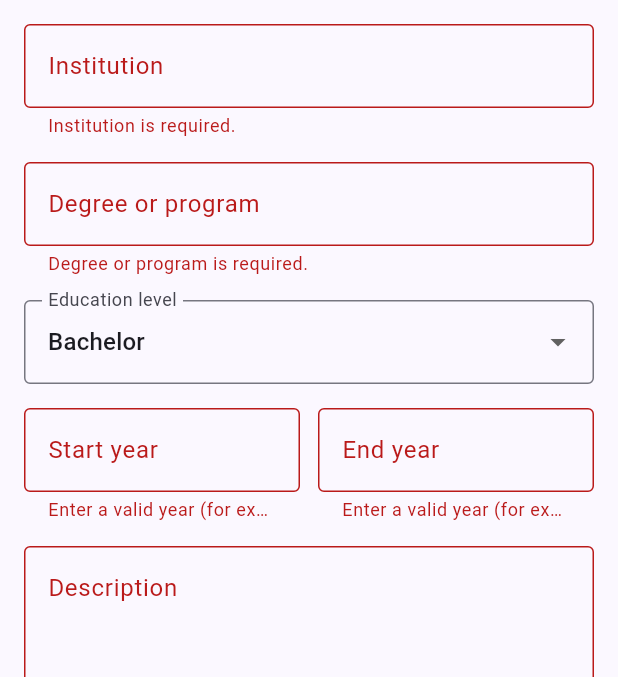
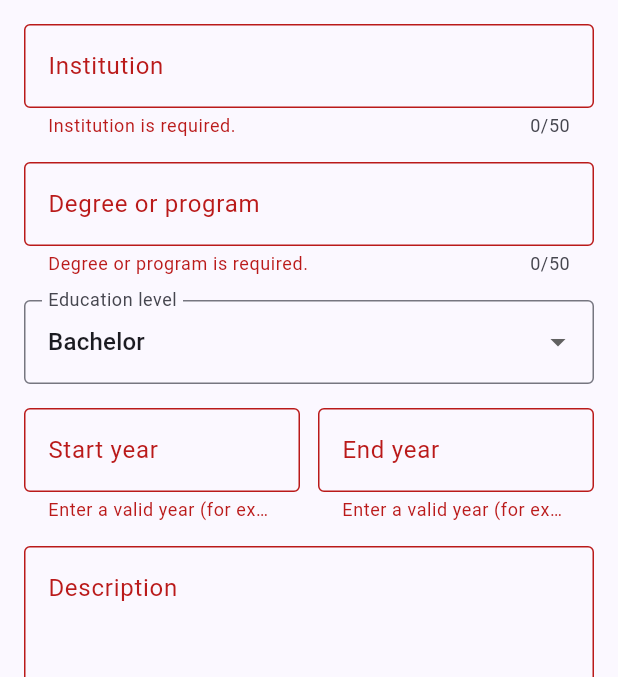
Before and after one commit to Rapcuyyy/myportofolio_mobile, a Flutter app: the EducationFormPage screen opened directly, after a tap on "Save Education", on a phone screen of 412 x 824 dp, the part 84-761 px from its top. Run offline on Flutter 3.47's test engine with Material 3 defaults, Android fonts, the phone set to English and light mode, and no system bars; our stand-ins replace material_ui.

Commit message:
Refactor: mengeluarkan validasi String menjadi method yang dapat digunakan kembali dan menggunakannya ke form fields pada EducationFormPage

```diff
--- a/lib/screens/education_form.dart
+++ b/lib/screens/education_form.dart
@@ -25,6 +25,21 @@ class _EducationFormPageState extends State<EducationFormPage> {
     'Doctorate',
     'Other',
   ];
+
+  String? _validateRequiredText(
+    String? value,
+    String fieldName, {
+    int? maxLength = 50,
+  }) {
+    final trimmedValue = value?.trim() ?? '';
+    if (trimmedValue.isEmpty) {
+      return '$fieldName is required.';
+    }
+    if (maxLength != null && trimmedValue.length > maxLength) {
+      return '$fieldName must be $maxLength characters or fewer.';
+    }
+    return null;
+  }
 
   String? _validateYear(
     String? value, {
@@ -98,6 +113,7 @@ class _EducationFormPageState extends State<EducationFormPage> {
           padding: const EdgeInsets.all(16),
           children: [
             TextFormField(
+              maxLength: 50,
               decoration: const InputDecoration(
                 labelText: 'Institution',
                 hintText: 'Enter your school or university',
@@ -108,12 +124,11 @@ class _EducationFormPageState extends State<EducationFormPage> {
                   _institution = value ?? '';
                 });
               },
-              validator: (value) => value == null || value.trim().isEmpty
-                  ? 'Institution is required.'
-                  : null,
+              validator: (value) => _validateRequiredText(value, 'Institution'),
             ),
             const SizedBox(height: 16),
             TextFormField(
+              maxLength: 50,
               decoration: const InputDecoration(
                 labelText: 'Degree or program',
                 hintText: 'Enter your degree or field of study',
@@ -124,9 +139,8 @@ class _EducationFormPageState extends State<EducationFormPage> {
                   _program = value ?? '';
                 });
               },
-              validator: (value) => value == null || value.trim().isEmpty
-                  ? 'Degree or program is required.'
-                  : null,
+              validator: (value) =>
+                  _validateRequiredText(value, 'Degree or program'),
             ),
             const SizedBox(height: 16),
             DropdownButtonFormField<String>(
@@ -141,6 +155,8 @@ class _EducationFormPageState extends State<EducationFormPage> {
                         DropdownMenuItem(value: level, child: Text(level)),
                   )
                   .toList(),
+              validator: (value) =>
+                  value == null ? 'Education level is required.' : null,
               onChanged: (value) {
                 if (value != null) {
                   setState(() {
@@ -206,9 +222,8 @@ class _EducationFormPageState extends State<EducationFormPage> {
                   _description = value ?? '';
                 });
               },
-              validator: (value) => value == null || value.trim().isEmpty
-                  ? 'Description is required.'
-                  : null,
+              validator: (value) =>
+                  _validateRequiredText(value, 'Description', maxLength: null),
             ),
             const SizedBox(height: 20),
             SizedBox(
```
